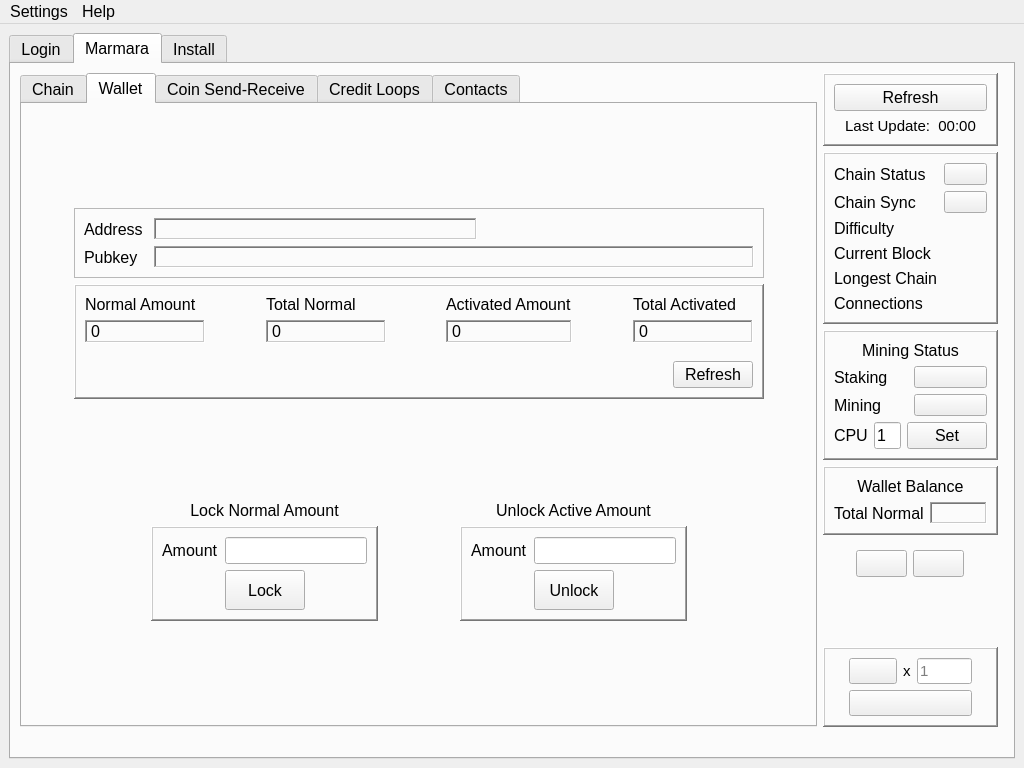
Before: the Qt Designer form src/main/python/qtguidesign.ui in marmarachain/marmara-connector, drawn with Qt 5.
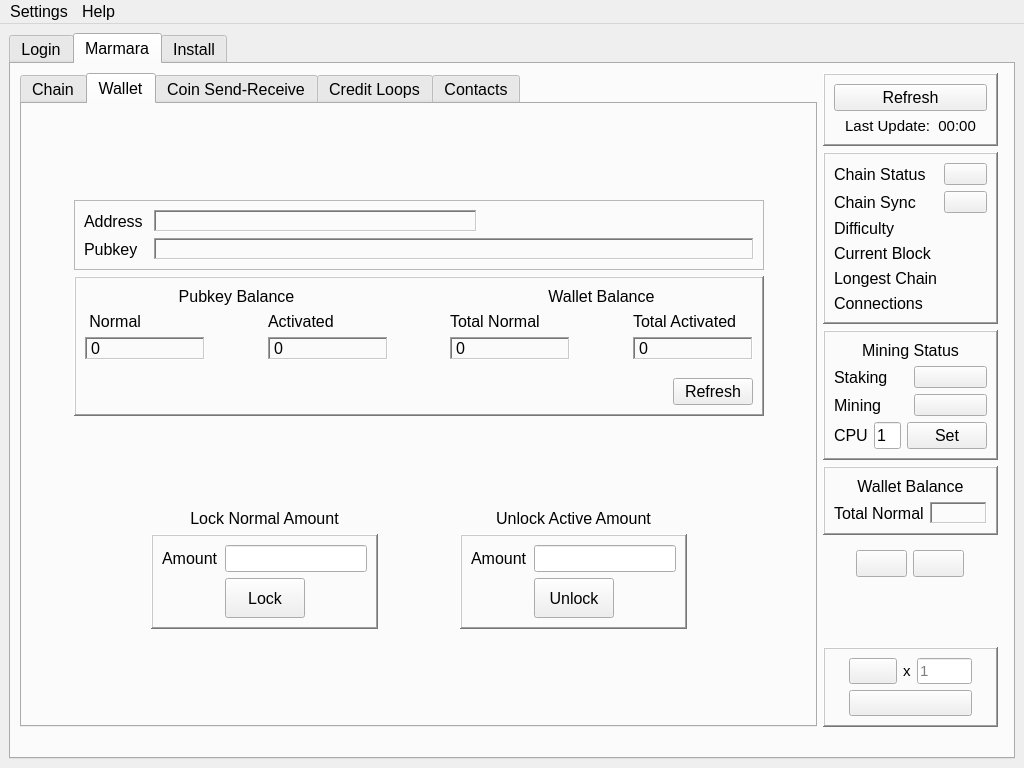
After: the same form once the commit is applied. The open tabs and pages were chosen to show the change. Icons and pictures are not drawn.

Commit message: [add] wallet and pubkey balance label added

```diff
--- a/src/main/python/qtguidesign.ui
+++ b/src/main/python/qtguidesign.ui
@@ -34,7 +34,7 @@
        </font>
       </property>
       <property name="currentIndex">
-       <number>2</number>
+       <number>1</number>
       </property>
       <widget class="QWidget" name="login_tab">
        <attribute name="title">
@@ -1570,7 +1570,7 @@
            <enum>QTabWidget::Rounded</enum>
           </property>
           <property name="currentIndex">
-           <number>0</number>
+           <number>1</number>
           </property>
           <property name="iconSize">
            <size>
@@ -2500,6 +2500,28 @@
                  <enum>QFrame::Raised</enum>
                 </property>
                 <layout class="QGridLayout" name="gridLayout_36">
+                 <item row="3" column="6">
+                  <widget class="QLabel" name="wallet_total_activated_value">
+                   <property name="minimumSize">
+                    <size>
+                     <width>120</width>
+                     <height>0</height>
+                    </size>
+                   </property>
+                   <property name="frameShape">
+                    <enum>QFrame::WinPanel</enum>
+                   </property>
+                   <property name="frameShadow">
+                    <enum>QFrame::Sunken</enum>
+                   </property>
+                   <property name="text">
+                    <string>0</string>
+                   </property>
+                   <property name="textInteractionFlags">
+                    <set>Qt::LinksAccessibleByMouse|Qt::TextSelectableByMouse</set>
+                   </property>
+                  </widget>
+                 </item>
                  <item row="3" column="0">
                   <widget class="QLabel" name="normal_amount_value">
                    <property name="minimumSize">
@@ -2549,29 +2571,7 @@
                  <item row="2" column="0">
                   <widget class="QLabel" name="normal_amount_label">
                    <property name="text">
-                    <string>Normal Amount</string>
-                   </property>
-                  </widget>
-                 </item>
-                 <item row="3" column="4">
-                  <widget class="QLabel" name="activated_amount_value">
-                   <property name="minimumSize">
-                    <size>
-                     <width>120</width>
-                     <height>0</height>
-                    </size>
-                   </property>
-                   <property name="frameShape">
-                    <enum>QFrame::WinPanel</enum>
-                   </property>
-                   <property name="frameShadow">
-                    <enum>QFrame::Sunken</enum>
-                   </property>
-                   <property name="text">
-                    <string>0</string>
-                   </property>
-                   <property name="textInteractionFlags">
-                    <set>Qt::LinksAccessibleByMouse|Qt::TextSelectableByMouse</set>
+                    <string> Normal</string>
                    </property>
                   </widget>
                  </item>
@@ -2582,64 +2582,6 @@
                    </property>
                   </widget>
                  </item>
-                 <item row="3" column="2">
-                  <widget class="QLabel" name="wallet_total_normal_value">
-                   <property name="minimumSize">
-                    <size>
-                     <width>120</width>
-                     <height>0</height>
-                    </size>
-                   </property>
-                   <property name="frameShape">
-                    <enum>QFrame::WinPanel</enum>
-                   </property>
-                   <property name="frameShadow">
-                    <enum>QFrame::Sunken</enum>
-                   </property>
-                   <property name="text">
-                    <string>0</string>
-                   </property>
-                   <property name="textInteractionFlags">
-                    <set>Qt::LinksAccessibleByMouse|Qt::TextSelectableByMouse</set>
-                   </property>
-                  </widget>
-                 </item>
-                 <item row="2" column="4">
-                  <widget class="QLabel" name="activated_amount_label">
-                   <property name="text">
-                    <string>Activated Amount</string>
-                   </property>
-                  </widget>
-                 </item>
-                 <item row="2" column="2">
-                  <widget class="QLabel" name="wallet_total_normal_label">
-                   <property name="text">
-                    <string>Total Normal</string>
-                   </property>
-                  </widget>
-                 </item>
-                 <item row="3" column="6">
-                  <widget class="QLabel" name="wallet_total_activated_value">
-                   <property name="minimumSize">
-                    <size>
-                     <width>120</width>
-                     <height>0</height>
-                    </size>
-                   </property>
-                   <property name="frameShape">
-                    <enum>QFrame::WinPanel</enum>
-                   </property>
-                   <property name="frameShadow">
-                    <enum>QFrame::Sunken</enum>
-                   </property>
-                   <property name="text">
-                    <string>0</string>
-                   </property>
-                   <property name="textInteractionFlags">
-                    <set>Qt::LinksAccessibleByMouse|Qt::TextSelectableByMouse</set>
-                   </property>
-                  </widget>
-                 </item>
                  <item row="2" column="1" rowspan="4">
                   <spacer name="horizontalSpacer_59">
                    <property name="orientation">
@@ -2679,6 +2621,84 @@
                    </property>
                   </spacer>
                  </item>
+                 <item row="0" column="4" colspan="3">
+                  <widget class="QLabel" name="wallet_balance_label">
+                   <property name="text">
+                    <string>Wallet Balance</string>
+                   </property>
+                   <property name="alignment">
+                    <set>Qt::AlignCenter</set>
+                   </property>
+                  </widget>
+                 </item>
+                 <item row="2" column="4">
+                  <widget class="QLabel" name="wallet_total_normal_label">
+                   <property name="text">
+                    <string>Total Normal</string>
+                   </property>
+                  </widget>
+                 </item>
+                 <item row="3" column="4">
+                  <widget class="QLabel" name="wallet_total_normal_value">
+                   <property name="minimumSize">
+                    <size>
+                     <width>120</width>
+                     <height>0</height>
+                    </size>
+                   </property>
+                   <property name="frameShape">
+                    <enum>QFrame::WinPanel</enum>
+                   </property>
+                   <property name="frameShadow">
+                    <enum>QFrame::Sunken</enum>
+                   </property>
+                   <property name="text">
+                    <string>0</string>
+                   </property>
+                   <property name="textInteractionFlags">
+                    <set>Qt::LinksAccessibleByMouse|Qt::TextSelectableByMouse</set>
+                   </property>
+                  </widget>
+                 </item>
+                 <item row="3" column="2">
+                  <widget class="QLabel" name="activated_amount_value">
+                   <property name="minimumSize">
+                    <size>
+                     <width>120</width>
+                     <height>0</height>
+                    </size>
+                   </property>
+                   <property name="frameShape">
+                    <enum>QFrame::WinPanel</enum>
+                   </property>
+                   <property name="frameShadow">
+                    <enum>QFrame::Sunken</enum>
+                   </property>
+                   <property name="text">
+                    <string>0</string>
+                   </property>
+                   <property name="textInteractionFlags">
+                    <set>Qt::LinksAccessibleByMouse|Qt::TextSelectableByMouse</set>
+                   </property>
+                  </widget>
+                 </item>
+                 <item row="2" column="2">
+                  <widget class="QLabel" name="activated_amount_label">
+                   <property name="text">
+                    <string>Activated</string>
+                   </property>
+                  </widget>
+                 </item>
+                 <item row="0" column="0" colspan="3">
+                  <widget class="QLabel" name="pubkey_balance_label">
+                   <property name="text">
+                    <string>Pubkey Balance</string>
+                   </property>
+                   <property name="alignment">
+                    <set>Qt::AlignCenter</set>
+                   </property>
+                  </widget>
+                 </item>
                 </layout>
                </widget>
               </item>
```
The commit also changes 1 other file.
